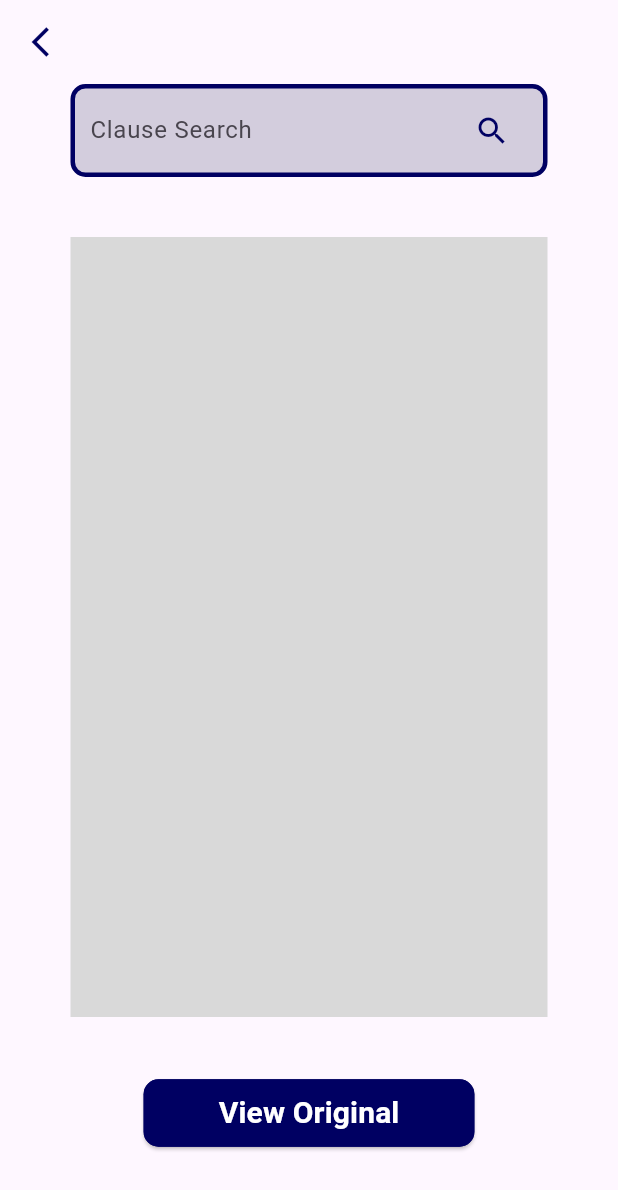
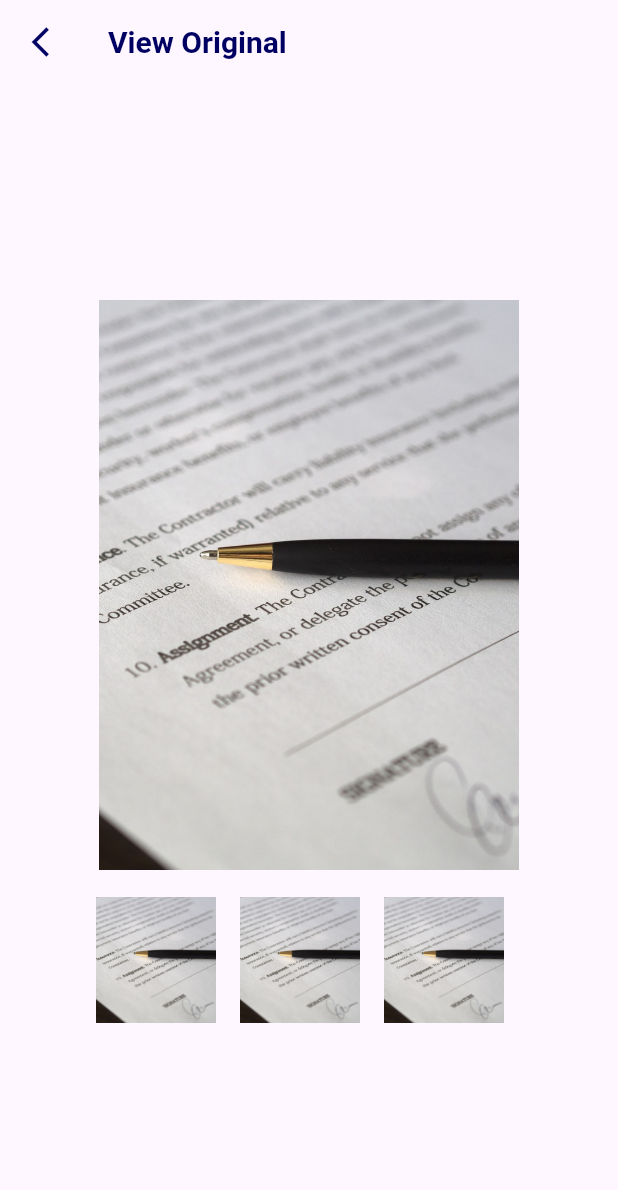
Before and after one commit to 2024gdscsc/pactcheck_front, a Flutter app: the StoreResult screen opened directly, after a tap on "View the contract", on a phone screen of 412 x 824 dp. Shown: the top 1190 px of the screen. Run offline on Flutter 3.47's test engine with Material 3 defaults, Android fonts, the phone set to English and light mode, and no system bars; our stand-ins replace country_picker.

Commit message:
Create past_original_photo page, edit past_contracts_list page

```diff
--- a/lib/src/app.dart
+++ b/lib/src/app.dart
@@ -47,7 +47,8 @@ class App extends StatelessWidget {
               onPressed: () {
                 Navigator.push(
                   context,
-                  MaterialPageRoute(builder: (context) => const PastContractsList()),
+                  MaterialPageRoute(
+                      builder: (context) => const PastContractsList()),
                 );
               },
               style: ElevatedButton.styleFrom(
--- a/lib/src/pages/past-contracts/past_contract_view.dart
+++ b/lib/src/pages/past-contracts/past_contract_view.dart
@@ -1,6 +1,6 @@
 import 'package:flutter/material.dart';
 import 'package:pactcheck_front/src/app.dart';
-import 'package:pactcheck_front/src/pages/past-contracts/past_contracts_list.dart';
+import 'package:pactcheck_front/src/pages/past-contracts/past_original_photo.dart';
 
 class PastContractView extends StatefulWidget {
   const PastContractView({super.key});
@@ -56,7 +56,7 @@ class _PastContractViewState extends State<PastContractView> {
         children: <Widget>[
           Container(
             width: 318,
-            height: 62,
+            height: 65,
             decoration: ShapeDecoration(
               color: Color(0x33252553),
               shape: RoundedRectangleBorder(
@@ -87,7 +87,7 @@ class _PastContractViewState extends State<PastContractView> {
           const SizedBox(height: 40),
           Container(
             width: 318,
-            height: 520,
+            height: 350,
             decoration: BoxDecoration(color: Color(0xFFD9D9D9)),
           ),
           const SizedBox(height: 40),
@@ -96,7 +96,7 @@ class _PastContractViewState extends State<PastContractView> {
               onPressed: () {
                 Navigator.push(
                   context,
-                  MaterialPageRoute(builder: (context) => const App()),
+                  MaterialPageRoute(builder: (context) => PastOriginalPhoto()),
                 );
               },
               style: ElevatedButton.styleFrom(
--- /dev/null
+++ b/lib/src/pages/past-contracts/past_original_photo.dart
@@ -0,0 +1,83 @@
+import 'package:flutter/material.dart';
+
+class PastOriginalPhoto extends StatelessWidget {
+  PastOriginalPhoto({super.key});
+  // Example original photo URL
+  final String originalPhotoUrl = 'assets/images/contract.jpg';
+
+  // Example thumbnail URLs
+  final List<String> thumbnailUrls = [
+    'assets/images/contract.jpg',
+    'assets/images/contract.jpg',
+    'assets/images/contract.jpg',
+    // Add more thumbnail URLs as needed
+  ];
+
+  @override
+  Widget build(BuildContext context) {
+    return Scaffold(
+      appBar: AppBar(
+        backgroundColor: Colors.transparent,
+        elevation: 0,
+        leading: Padding(
+          padding: const EdgeInsets.only(left: 10),
+          child: IconButton(
+            icon: const Icon(Icons.arrow_back_ios, color: Color(0xff000062)),
+            onPressed: () {
+              Navigator.pop(context);
+            },
+          ),
+        ),
+        actions: const [],
+        title: Text(
+          'View Original',
+          style: TextStyle(
+            color: Color(0xff000062),
+            fontWeight: FontWeight.w700,
+            fontSize: 20,
+          ),
+        ),
+      ),
+      body: Center(
+        child: Container(
+          width: 300,
+          height: 500,
+          child: Column(children: [
+            Container(
+              width: 300,
+              height: 400,
+              child: Padding(
+                padding: EdgeInsets.all(10.0),
+                child: Image.asset(
+                  originalPhotoUrl,
+                  width: 300, // Adjust the width as needed
+                  height: 400, // Adjust the height as needed
+                  fit: BoxFit.cover,
+                ),
+              ),
+            ),
+            Container(
+              height: 100,
+              child: ListView.builder(
+                scrollDirection: Axis.horizontal,
+                itemCount: thumbnailUrls.length,
+                itemBuilder: (context, index) {
+                  return Padding(
+                    padding: const EdgeInsets.all(8.0),
+                    child: Image.asset(
+                      thumbnailUrls[index],
+                      width: 80, // Adjust the width as needed
+                      height: 80, // Adjust the height as needed
+                      fit: BoxFit.cover,
+                    ),
+                  );
+                },
+              ),
+            )
+          ]),
+          transformAlignment: Alignment.center,
+        ),
+      ),
+    );
+  }
+}
--- a/lib/src/pages/review/legal_result.dart
+++ b/lib/src/pages/review/legal_result.dart
@@ -73,7 +73,8 @@ class LegalResult extends StatelessWidget {
               },
               style: ElevatedButton.styleFrom(
                 backgroundColor: const Color(0xffffffff),
-                padding: const EdgeInsets.symmetric(horizontal: 16, vertical: 8),
+                padding:
+                    const EdgeInsets.symmetric(horizontal: 16, vertical: 8),
                 shape: RoundedRectangleBorder(
                   borderRadius: BorderRadius.circular(10.0),
                   side: const BorderSide(
--- a/lib/src/pages/review/store_result.dart
+++ b/lib/src/pages/review/store_result.dart
@@ -1,6 +1,7 @@
 import 'package:flutter/material.dart';
 import 'package:pactcheck_front/src/app.dart';
 import 'package:pactcheck_front/src/pages/past-contracts/past_contract_view.dart';
+import 'package:pactcheck_front/src/pages/past-contracts/past_original_photo.dart';
 
 class StoreResult extends StatelessWidget {
   const StoreResult({super.key});
@@ -38,8 +39,7 @@ class StoreResult extends StatelessWidget {
               onPressed: () {
                 Navigator.push(
                   context,
-                  MaterialPageRoute(
-                      builder: (context) => const PastContractView()),
+                  MaterialPageRoute(builder: (context) => PastOriginalPhoto()),
                 );
               },
               style: ElevatedButton.styleFrom(
```
Also changed, not shown: lib/src/pages/past-contracts/past_contracts_list.dart (+90 -17 lines), assets/images/contract.jpg (added).
